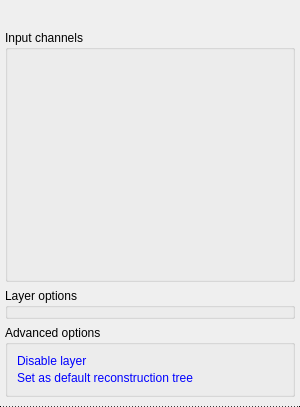
First picture: the form in src/qt-widgets/VisualLayerWidgetUi.ui, repository GPlates/GPlates, before the edit.
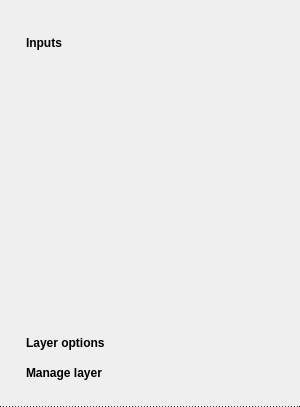
Second picture: the form after the edit.

```diff
--- a/src/qt-widgets/VisualLayerWidgetUi.ui
+++ b/src/qt-widgets/VisualLayerWidgetUi.ui
@@ -143,155 +143,234 @@
               <string notr="true"/>
              </property>
              <layout class="QVBoxLayout" name="verticalLayout_5">
+              <property name="spacing">
+               <number>4</number>
+              </property>
               <property name="leftMargin">
-               <number>5</number>
+               <number>0</number>
               </property>
               <property name="topMargin">
                <number>0</number>
               </property>
               <property name="rightMargin">
-               <number>5</number>
+               <number>0</number>
               </property>
+              <property name="bottomMargin">
+               <number>4</number>
+              </property>
               <item>
-               <widget class="QGroupBox" name="input_channels_groupbox">
+               <widget class="QWidget" name="input_channels_header_widget" native="true">
+                <property name="autoFillBackground">
+                 <bool>true</bool>
+                </property>
+                <layout class="QHBoxLayout" name="horizontalLayout">
+                 <property name="spacing">
+                  <number>4</number>
+                 </property>
+                 <property name="leftMargin">
+                  <number>4</number>
+                 </property>
+                 <property name="topMargin">
+                  <number>2</number>
+                 </property>
+                 <property name="rightMargin">
+                  <number>0</number>
+                 </property>
+                 <property name="bottomMargin">
+                  <number>2</number>
+                 </property>
+                 <item>
+                  <widget class="QWidget" name="expand_input_channels_icon_placeholder_widget" native="true">
+                   <property name="minimumSize">
+                    <size>
+                     <width>18</width>
+                     <height>18</height>
+                    </size>
+                   </property>
+                   <property name="maximumSize">
+                    <size>
+                     <width>18</width>
+                     <height>18</height>
+                    </size>
+                   </property>
+                  </widget>
+                 </item>
+                 <item>
+                  <widget class="QLabel" name="input_channels_header_label">
+                   <property name="font">
+                    <font>
+                     <weight>75</weight>
+                     <bold>true</bold>
+                    </font>
+                   </property>
+                   <property name="text">
+                    <string>Inputs</string>
+                   </property>
+                   <property name="alignment">
+                    <set>Qt::AlignBottom|Qt::AlignLeading|Qt::AlignLeft</set>
+                   </property>
+                  </widget>
+                 </item>
+                </layout>
+               </widget>
+              </item>
+              <item>
+               <widget class="QWidget" name="input_channels_widget" native="true">
                 <property name="sizePolicy">
                  <sizepolicy hsizetype="Preferred" vsizetype="Expanding">
                   <horstretch>0</horstretch>
                   <verstretch>1</verstretch>
                  </sizepolicy>
                 </property>
-                <property name="title">
-                 <string>Input channels</string>
-                </property>
-                <property name="flat">
-                 <bool>true</bool>
-                </property>
                </widget>
               </item>
               <item>
-               <widget class="QGroupBox" name="layer_options_groupbox">
-                <property name="title">
-                 <string>Layer options</string>
-                </property>
-                <property name="flat">
+               <widget class="QWidget" name="layer_options_header_widget" native="true">
+                <property name="autoFillBackground">
                  <bool>true</bool>
                 </property>
+                <layout class="QHBoxLayout" name="horizontalLayout_5">
+                 <property name="spacing">
+                  <number>4</number>
+                 </property>
+                 <property name="leftMargin">
+                  <number>4</number>
+                 </property>
+                 <property name="topMargin">
+                  <number>2</number>
+                 </property>
+                 <property name="rightMargin">
+                  <number>0</number>
+                 </property>
+                 <property name="bottomMargin">
+                  <number>2</number>
+                 </property>
+                 <item>
+                  <widget class="QWidget" name="expand_layer_options_icon_placeholder_widget" native="true">
+                   <property name="minimumSize">
+                    <size>
+                     <width>18</width>
+                     <height>18</height>
+                    </size>
+                   </property>
+                   <property name="maximumSize">
+                    <size>
+                     <width>18</width>
+                     <height>18</height>
+                    </size>
+                   </property>
+                  </widget>
+                 </item>
+                 <item>
+                  <widget class="QLabel" name="layer_options_header_label">
+                   <property name="font">
+                    <font>
+                     <weight>75</weight>
+                     <bold>true</bold>
+                    </font>
+                   </property>
+                   <property name="text">
+                    <string>Layer options</string>
+                   </property>
+                   <property name="alignment">
+                    <set>Qt::AlignBottom|Qt::AlignLeading|Qt::AlignLeft</set>
+                   </property>
+                  </widget>
+                 </item>
+                </layout>
                </widget>
               </item>
               <item>
-               <widget class="QGroupBox" name="advanced_options_groupbox">
-                <property name="title">
-                 <string>Advanced options</string>
-                </property>
-                <property name="flat">
+               <widget class="QWidget" name="layer_options_widget" native="true"/>
+              </item>
+              <item>
+               <widget class="QWidget" name="advanced_options_header_widget" native="true">
+                <property name="autoFillBackground">
                  <bool>true</bool>
                 </property>
+                <layout class="QHBoxLayout" name="horizontalLayout_2">
+                 <property name="spacing">
+                  <number>4</number>
+                 </property>
+                 <property name="leftMargin">
+                  <number>4</number>
+                 </property>
+                 <property name="topMargin">
+                  <number>2</number>
+                 </property>
+                 <property name="rightMargin">
+                  <number>0</number>
+                 </property>
+                 <property name="bottomMargin">
+                  <number>2</number>
+                 </property>
+                 <item>
+                  <widget class="QWidget" name="expand_advanced_options_icon_placeholder_widget" native="true">
+                   <property name="minimumSize">
+                    <size>
+                     <width>18</width>
+                     <height>18</height>
+                    </size>
+                   </property>
+                   <property name="maximumSize">
+                    <size>
+                     <width>18</width>
+                     <height>18</height>
+                    </size>
+                   </property>
+                  </widget>
+                 </item>
+                 <item>
+                  <widget class="QLabel" name="advanced_options_header_label">
+                   <property name="font">
+                    <font>
+                     <weight>75</weight>
+                     <bold>true</bold>
+                    </font>
+                   </property>
+                   <property name="text">
+                    <string>Manage layer</string>
+                   </property>
+                   <property name="alignment">
+                    <set>Qt::AlignBottom|Qt::AlignLeading|Qt::AlignLeft</set>
+                   </property>
+                  </widget>
+                 </item>
+                </layout>
+               </widget>
+              </item>
+              <item>
+               <widget class="QWidget" name="advanced_options_widget" native="true">
                 <layout class="QVBoxLayout" name="verticalLayout">
                  <property name="spacing">
-                  <number>3</number>
+                  <number>4</number>
+                 </property>
+                 <property name="leftMargin">
+                  <number>26</number>
+                 </property>
+                 <property name="topMargin">
+                  <number>4</number>
+                 </property>
+                 <property name="bottomMargin">
+                  <number>4</number>
                  </property>
                  <item>
-                  <widget class="QStackedWidget" name="enable_layer_stackedwidget">
-                   <property name="currentIndex">
-                    <number>0</number>
-                   </property>
-                   <widget class="QWidget" name="page">
-                    <layout class="QHBoxLayout" name="horizontalLayout">
-                     <property name="spacing">
-                      <number>0</number>
-                     </property>
-                     <property name="margin">
-                      <number>0</number>
-                     </property>
-                     <item>
-                      <widget class="QLabel" name="disable_layer_label">
-                       <property name="text">
-                        <string>&lt;!DOCTYPE HTML PUBLIC &quot;-//W3C//DTD HTML 4.0//EN&quot; &quot;http://www.w3.org/TR/REC-html40/strict.dtd&quot;&gt;
-&lt;html&gt;&lt;head&gt;&lt;meta name=&quot;qrichtext&quot; content=&quot;1&quot; /&gt;&lt;style type=&quot;text/css&quot;&gt;
-p, li { white-space: pre-wrap; }
-&lt;/style&gt;&lt;/head&gt;&lt;body&gt;
-&lt;p style=&quot; margin-top:0px; margin-bottom:0px; margin-left:0px; margin-right:0px; -qt-block-indent:0; text-indent:0px;&quot;&gt;&lt;a href=&quot;disable_layer&quot;&gt;&lt;span style=&quot; text-decoration: none; color:#0000ff;&quot;&gt;Disable layer&lt;/span&gt;&lt;/a&gt;&lt;/p&gt;&lt;/body&gt;&lt;/html&gt;</string>
-                       </property>
-                      </widget>
-                     </item>
-                    </layout>
-                   </widget>
-                   <widget class="QWidget" name="page_2">
-                    <layout class="QHBoxLayout" name="horizontalLayout_2">
-                     <property name="spacing">
-                      <number>0</number>
-                     </property>
-                     <property name="margin">
-                      <number>0</number>
-                     </property>
-                     <item>
-                      <widget class="QLabel" name="enable_layer_label">
-                       <property name="text">
-                        <string>&lt;!DOCTYPE HTML PUBLIC &quot;-//W3C//DTD HTML 4.0//EN&quot; &quot;http://www.w3.org/TR/REC-html40/strict.dtd&quot;&gt;
-&lt;html&gt;&lt;head&gt;&lt;meta name=&quot;qrichtext&quot; content=&quot;1&quot; /&gt;&lt;style type=&quot;text/css&quot;&gt;
-p, li { white-space: pre-wrap; }
-&lt;/style&gt;&lt;/head&gt;&lt;body&gt;
-&lt;p style=&quot; margin-top:0px; margin-bottom:0px; margin-left:0px; margin-right:0px; -qt-block-indent:0; text-indent:0px;&quot;&gt;&lt;a href=&quot;enable_layer&quot;&gt;&lt;span style=&quot; text-decoration: none; color:#0000ff;&quot;&gt;Enable layer&lt;/span&gt;&lt;/a&gt;&lt;/p&gt;&lt;/body&gt;&lt;/html&gt;</string>
-                       </property>
-                      </widget>
-                     </item>
-                    </layout>
-                   </widget>
-                  </widget>
+                  <widget class="QWidget" name="enable_layer_placeholder_widget" native="true"/>
                  </item>
                  <item>
                   <widget class="QWidget" name="other_advanced_options_widget" native="true">
                    <layout class="QVBoxLayout" name="verticalLayout_3">
+                    <property name="spacing">
+                     <number>4</number>
+                    </property>
                     <property name="margin">
                      <number>0</number>
                     </property>
                     <item>
-                     <widget class="QStackedWidget" name="set_as_default_stackedwidget">
-                      <property name="currentIndex">
-                       <number>0</number>
-                      </property>
-                      <widget class="QWidget" name="page_3">
-                       <layout class="QHBoxLayout" name="horizontalLayout_5">
-                        <property name="spacing">
-                         <number>0</number>
-                        </property>
-                        <property name="margin">
-                         <number>0</number>
-                        </property>
-                        <item>
-                         <widget class="QLabel" name="set_as_default_label">
-                          <property name="text">
-                           <string>&lt;!DOCTYPE HTML PUBLIC &quot;-//W3C//DTD HTML 4.0//EN&quot; &quot;http://www.w3.org/TR/REC-html40/strict.dtd&quot;&gt;
-&lt;html&gt;&lt;head&gt;&lt;meta name=&quot;qrichtext&quot; content=&quot;1&quot; /&gt;&lt;style type=&quot;text/css&quot;&gt;
-p, li { white-space: pre-wrap; }
-&lt;/style&gt;&lt;/head&gt;&lt;body&gt;
-&lt;p style=&quot; margin-top:0px; margin-bottom:0px; margin-left:0px; margin-right:0px; -qt-block-indent:0; text-indent:0px;&quot;&gt;&lt;a href=&quot;set_as_default&quot;&gt;&lt;span style=&quot; text-decoration: none; color:#0000ff;&quot;&gt;Set as default reconstruction tree&lt;/span&gt;&lt;/a&gt;&lt;/p&gt;&lt;/body&gt;&lt;/html&gt;</string>
-                          </property>
-                         </widget>
-                        </item>
-                       </layout>
-                      </widget>
-                      <widget class="QWidget" name="page_4">
-                       <layout class="QHBoxLayout" name="horizontalLayout_6">
-                        <property name="spacing">
-                         <number>0</number>
-                        </property>
-                        <property name="margin">
-                         <number>0</number>
-                        </property>
-                        <item>
-                         <widget class="QLabel" name="disabled_set_as_default_label">
-                          <property name="enabled">
-                           <bool>false</bool>
-                          </property>
-                          <property name="text">
-                           <string>Set as default reconstruction tree</string>
-                          </property>
-                         </widget>
-                        </item>
-                       </layout>
-                      </widget>
-                     </widget>
+                     <widget class="QWidget" name="rename_layer_placeholder_widget" native="true"/>
+                    </item>
+                    <item>
+                     <widget class="QWidget" name="delete_layer_placeholder_widget" native="true"/>
                     </item>
                    </layout>
                   </widget>
```
Left out of the diff: 8 changed lines with no effect on the pictures.
